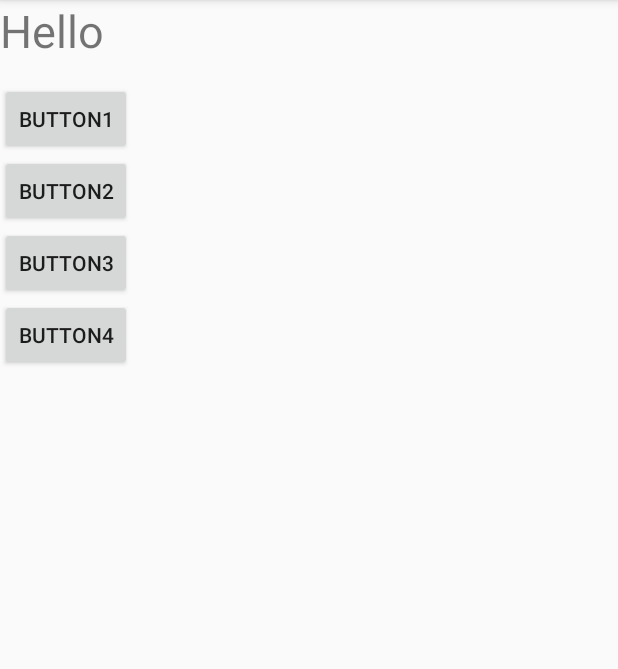
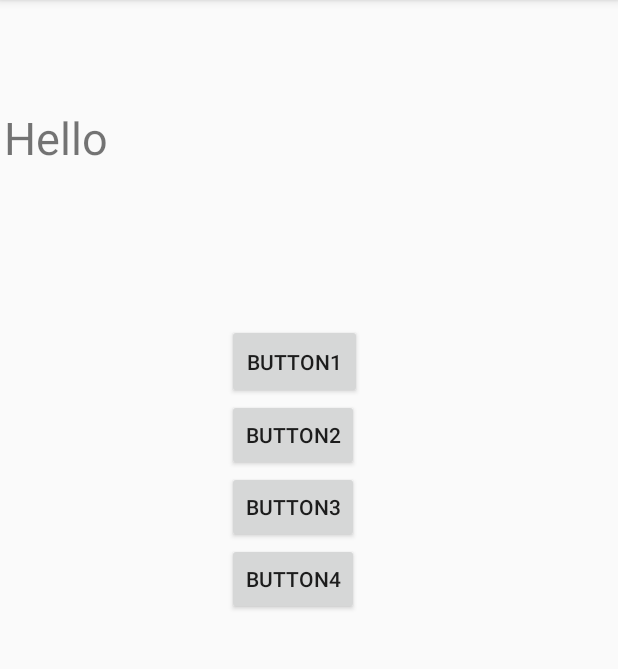
Before and after one commit to jagannathbag99/example, an Android app: the screen it shows after launch (MainActivity), on a phone screen of 412 x 824 dp, the part 84-753 px from its top. Run offline under Robolectric (Android 15) with nearby library versions, the phone set to English and light mode, and no system bars.

Commit message:
final commit

```diff
--- a/app/src/main/res/layout/activity_main.xml
+++ b/app/src/main/res/layout/activity_main.xml
@@ -13,21 +13,24 @@
         android:text="@string/textname"
         android:textSize="30sp"
         app:layout_constraintBottom_toBottomOf="parent"
-        app:layout_constraintHorizontal_bias="0.0"
+        app:layout_constraintHorizontal_bias="0.058"
         app:layout_constraintLeft_toLeftOf="parent"
         app:layout_constraintRight_toRightOf="parent"
         app:layout_constraintTop_toTopOf="parent"
-        app:layout_constraintVertical_bias="0.0" />
+        app:layout_constraintVertical_bias="0.099" />
 
     <Button
         android:id="@+id/b1"
-        android:layout_width="wrap_content"
-        android:layout_height="wrap_content"
+        android:layout_width="90dp"
+        android:layout_height="50dp"
 
-        android:layout_marginTop="8dp"
         android:text="@string/b1"
+        app:layout_constraintBottom_toBottomOf="parent"
+        app:layout_constraintHorizontal_bias="0.469"
         app:layout_constraintLeft_toLeftOf="parent"
-        app:layout_constraintTop_toBottomOf="@+id/t2" />
+        app:layout_constraintRight_toRightOf="parent"
+        app:layout_constraintTop_toTopOf="parent"
+        app:layout_constraintVertical_bias="0.301" />
 
     <Button
         android:id="@+id/b2"
```
